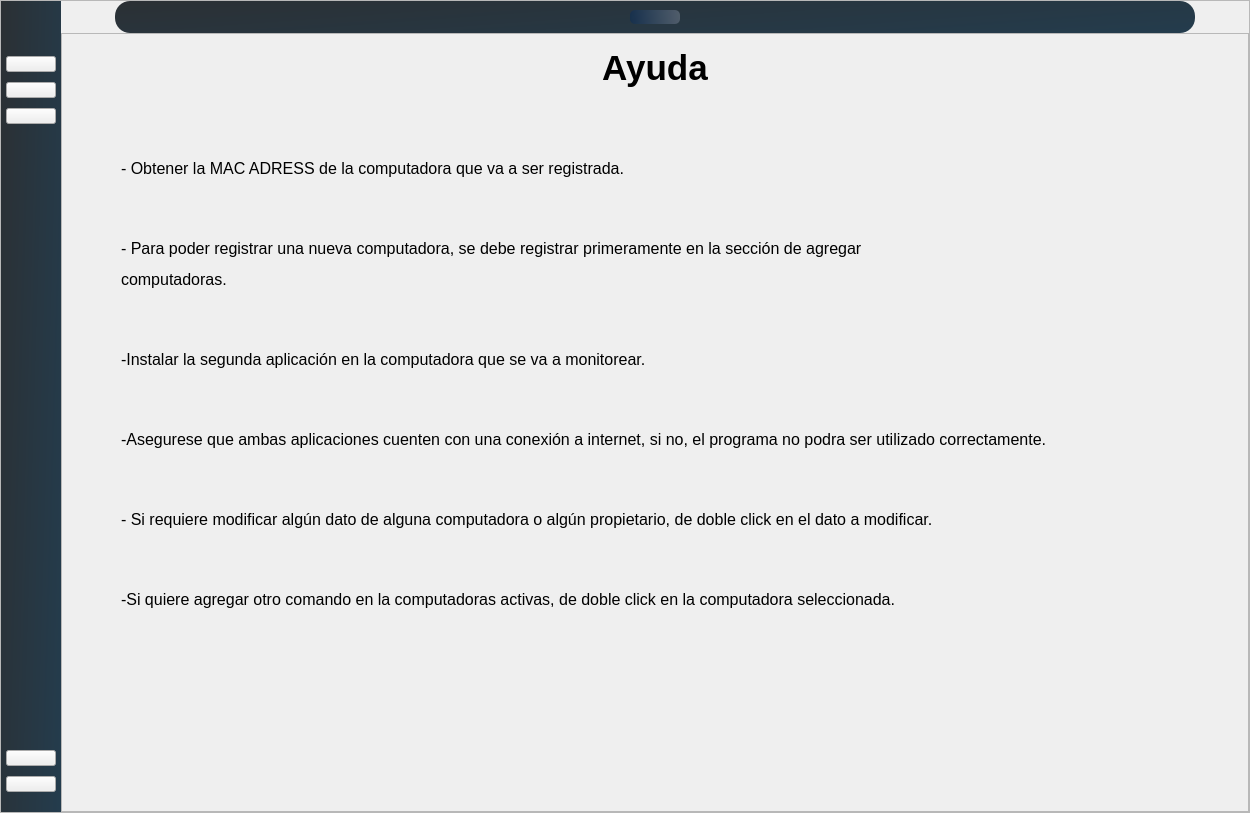
First picture: the form in ui/ui_files/Principal.ui, repository Salinas03/Sistema-Seguridad, before the edit.
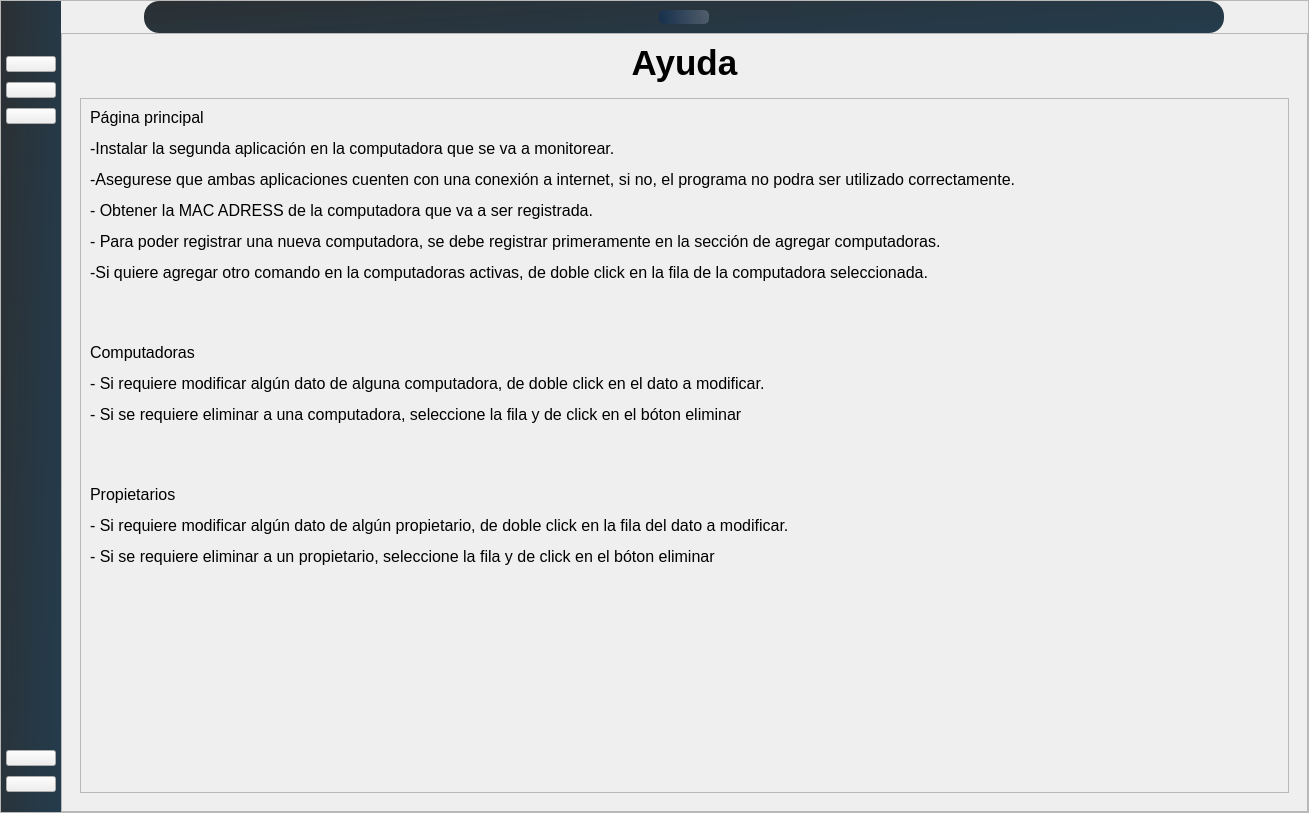
Second picture: the form after the edit. The open tabs and pages were chosen to show the change. Icons and pictures are not drawn.

Patch:
```diff
--- a/ui/ui_files/Principal.ui
+++ b/ui/ui_files/Principal.ui
@@ -6,7 +6,7 @@
    <rect>
     <x>0</x>
     <y>0</y>
-    <width>1250</width>
+    <width>1309</width>
     <height>813</height>
    </rect>
   </property>
@@ -226,7 +226,6 @@
          <property name="styleSheet">
           <string notr="true">QPushButton#user_btn{
 background-color: qlineargradient(spread:pad, x1:0, y1:0.505682, x2:1, y2:0.477, stop:0 rgba(20, 47, 78, 219), stop:1 rgba(85, 98, 112, 226));
-color:rgba(255, 255, 255, 210);
 border-radius:5px;
 }
 
@@ -296,24 +295,7 @@
 color: rgb(140, 140, 140);
 }
 
-QTableWidget{
-	background-color: rgb(255, 255, 255);
-	color: rgb(0, 0, 0);
-	gridline-color: rgb(0,206,151);
-	font-size:12pt;
-	color:#000000;
-}
-
-QHeaderView::section{
-	background-color: qlineargradient(x1:0, y1:0, x2:2.5 y2:1, stop:0 #2B3034, stop:1 #1C4968);
-	color:white;
-	border-color: 1px solid rgb(255, 255, 255);
-}
-
-QTableWidget QTableCornerButton::section{
-	background-color: rgb(0, 0, 0);
-	border: 1px solid qlineargradient(x1:0, y1:0, x2:2.5 y2:1, stop:0 #2B3034, stop:1 #1C4968);
-}</string>
+</string>
          </property>
          <layout class="QVBoxLayout" name="verticalLayout">
           <property name="spacing">
@@ -752,13 +734,22 @@
                  </item>
                  <item>
                   <widget class="QWidget" name="widget_10" native="true">
+                   <layout class="QGridLayout" name="gridLayout_5">
+                    <item row="0" column="0">
+                     <widget class="QScrollArea" name="scrollArea">
+                      <property name="widgetResizable">
+                       <bool>true</bool>
+                      </property>
+                      <widget class="QWidget" name="scrollAreaWidgetContents">
+                       <property name="geometry">
+                        <rect>
+                         <x>0</x>
+                         <y>0</y>
+                         <width>1184</width>
+                         <height>562</height>
+                        </rect>
+                       </property>
                    <layout class="QGridLayout" name="gridLayout_8">
-                    <property name="leftMargin">
-                     <number>50</number>
-                    </property>
-                    <property name="topMargin">
-                     <number>60</number>
-                    </property>
                     <item row="0" column="0">
                      <widget class="QLabel" name="label_15">
                       <property name="font">
@@ -767,7 +758,7 @@
                        </font>
                       </property>
                       <property name="text">
-                       <string>&lt;html&gt;&lt;head/&gt;&lt;body&gt;&lt;p&gt;- Obtener la MAC ADRESS de la computadora que va a ser registrada. &lt;/p&gt;&lt;p&gt;&lt;br/&gt;&lt;/p&gt;&lt;p&gt;- Para poder registrar una nueva computadora, se debe registrar primeramente en la sección de agregar &lt;/p&gt;&lt;p&gt;computadoras. &lt;/p&gt;&lt;p&gt;&lt;br/&gt;&lt;/p&gt;&lt;p&gt;-Instalar la segunda aplicación en la computadora que se va a monitorear. &lt;/p&gt;&lt;p&gt;&lt;br/&gt;&lt;/p&gt;&lt;p&gt;-Asegurese que ambas aplicaciones cuenten con una conexión a internet, si no, el programa no podra ser utilizado correctamente.&lt;/p&gt;&lt;p&gt;&lt;br/&gt;&lt;/p&gt;&lt;p&gt;- Si requiere modificar algún dato de alguna computadora o algún propietario, de doble click en el dato a modificar.&lt;/p&gt;&lt;p&gt;&lt;br/&gt;&lt;/p&gt;&lt;p&gt;-Si quiere agregar otro comando en la computadoras activas, de doble click en la computadora seleccionada.&lt;/p&gt;&lt;/body&gt;&lt;/html&gt;</string>
+                           <string>&lt;html&gt;&lt;head/&gt;&lt;body&gt;&lt;p&gt;Página principal&lt;/p&gt;&lt;p&gt;-Instalar la segunda aplicación en la computadora que se va a monitorear. &lt;/p&gt;&lt;p&gt;-Asegurese que ambas aplicaciones cuenten con una conexión a internet, si no, el programa no podra ser utilizado correctamente.&lt;/p&gt;&lt;p&gt;- Obtener la MAC ADRESS de la computadora que va a ser registrada. &lt;/p&gt;&lt;p&gt;- Para poder registrar una nueva computadora, se debe registrar primeramente en la sección de agregar computadoras.&lt;/p&gt;&lt;p&gt;-Si quiere agregar otro comando en la computadoras activas, de doble click en la fila de la computadora seleccionada.&lt;/p&gt;&lt;p&gt;&lt;br/&gt;&lt;/p&gt;&lt;p&gt;Computadoras&lt;/p&gt;&lt;p&gt;- Si requiere modificar algún dato de alguna computadora, de doble click en el dato a modificar.&lt;/p&gt;&lt;p&gt;- Si se requiere eliminar a una computadora, seleccione la fila y de click en el bóton eliminar&lt;/p&gt;&lt;p&gt;&lt;br/&gt;&lt;/p&gt;&lt;p&gt;Propietarios&lt;/p&gt;&lt;p&gt;- Si requiere modificar algún dato de algún propietario, de doble click en la fila del dato a modificar.&lt;/p&gt;&lt;p&gt;- Si se requiere eliminar a un propietario, seleccione la fila y de click en el bóton eliminar&lt;/p&gt;&lt;/body&gt;&lt;/html&gt;</string>
                       </property>
                       <property name="alignment">
                        <set>Qt::AlignJustify|Qt::AlignTop</set>
@@ -776,6 +767,10 @@
                     </item>
                    </layout>
                   </widget>
+                     </widget>
+                    </item>
+                   </layout>
+                  </widget>
                  </item>
                 </layout>
                </widget>
```
Left out of the diff: 33 changed lines with no effect on the pictures. Lines whose indentation alone changed are shown as unchanged.
